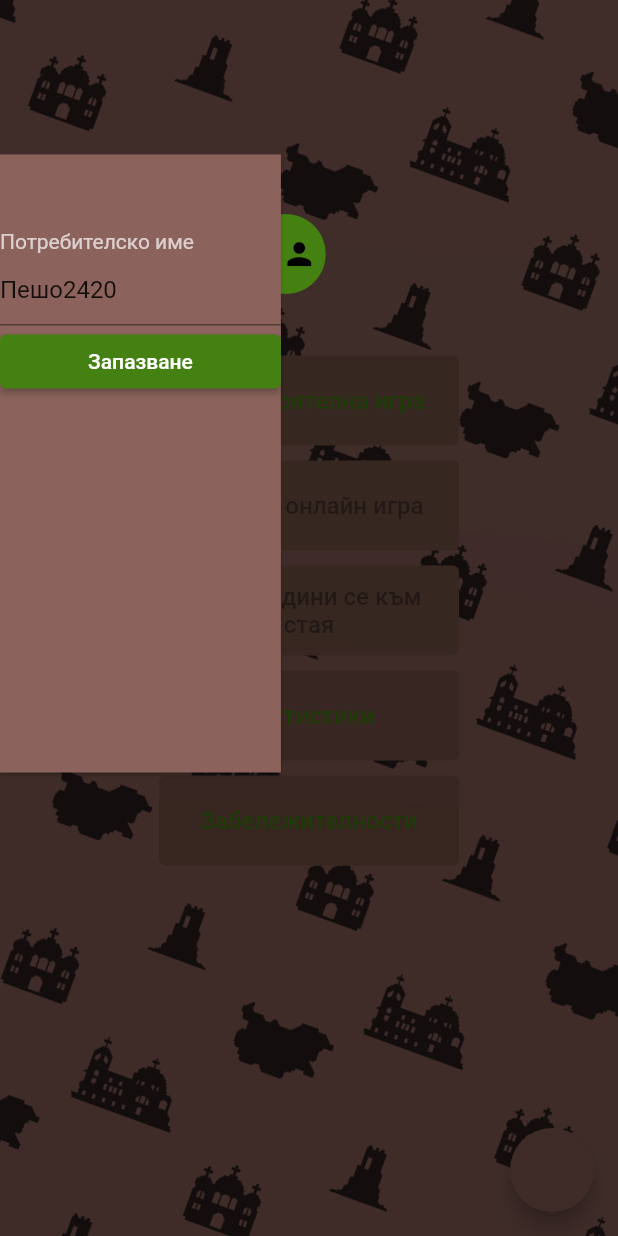
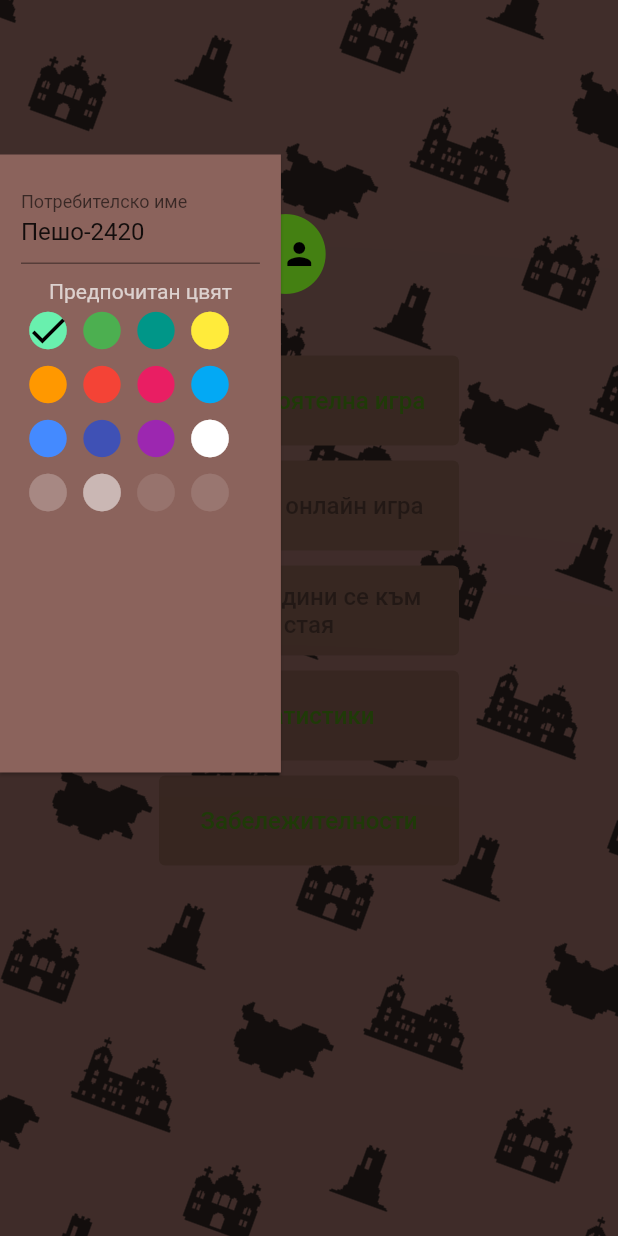
Before and after one commit to guess-bulgaria/guess_bulgaria, a Flutter app: the screen it shows after launch, after a tap on the "circle" icon, on a phone screen of 412 x 824 dp. Run offline on Flutter 3.47's test engine with Material 2 defaults, Android fonts, the phone set to English and light mode, and no system bars; our stand-ins replace dio, flutter_dotenv, flutter_mobx, google_fonts, mobx, scrollable_positioned_list and 2 more; missing offline and left inert: mapbox_gl; network calls fail.

Commit message:
Default color selector

```diff
--- /dev/null
+++ b/lib/components/color_picker.dart
@@ -0,0 +1,64 @@
+import 'package:flutter/material.dart';
+import 'package:guess_bulgaria/configs/player_colors.dart';
+
+class ColorPicker extends StatefulWidget {
+  final int colorsPerRow;
+  final double iconSize;
+  final double iconMargin;
+  final int selectedColor;
+  final String title;
+  final Function onColorChange;
+
+  const ColorPicker({
+    Key? key,
+    required this.selectedColor,
+    required this.onColorChange,
+    this.title = "Избери цвят",
+    this.colorsPerRow = 4,
+    this.iconMargin = 2,
+    this.iconSize = 30.0,
+  }) : super(key: key);
+
+  @override
+  State<ColorPicker> createState() => _ColorPickerState();
+}
+
+class _ColorPickerState extends State<ColorPicker> {
+  @override
+  Widget build(BuildContext context) {
+    final colors = PlayerColors.colors;
+    return Column(
+      children: [
+        Text(widget.title),
+        for (int row = 0;
+            row < (colors.length / widget.colorsPerRow).ceil();
+            row++)
+          Row(
+            children: [
+              for (int i = 0 + (row * widget.colorsPerRow);
+                  i < ((row + 1) * widget.colorsPerRow) && i < colors.length;
+                  i++)
+                Container(
+                  padding: EdgeInsets.all(widget.iconMargin),
+                  child: i == widget.selectedColor
+                      ? Stack(children: [
+                          Icon(Icons.circle,
+                              color: colors[i], size: widget.iconSize),
+                          Icon(Icons.check,
+                              color: Colors.black, size: widget.iconSize)
+                        ])
+                      : InkWell(
+                          hoverColor: Colors.transparent,
+                          splashColor: Colors.transparent,
+                          highlightColor: Colors.transparent,
+                          onTap: () => widget.onColorChange(i),
+                          child: Icon(Icons.circle,
+                              color: colors[i], size: widget.iconSize),
+                        ),
+                )
+            ],
+          )
+      ],
+    );
+  }
+}
--- a/lib/pages/main_page.dart
+++ b/lib/pages/main_page.dart
@@ -1,5 +1,6 @@
 import 'package:flutter/material.dart';
 import 'package:flutter_mobx/flutter_mobx.dart';
+import 'package:guess_bulgaria/components/color_picker.dart';
 import 'package:guess_bulgaria/components/navigation_button.dart';
 import 'package:guess_bulgaria/components/scrolling_background.dart';
 import 'package:guess_bulgaria/pages/join_lobby_screen.dart';
@@ -109,14 +110,12 @@ class _MainPageState extends State<MainPage> {
           ],
         ),
       ),
-      floatingActionButton: Builder(builder: (context) {
-        return FloatingActionButton(
-          onPressed: () =>
-              Scaffold.of(context).openDrawer(), // <-- Opens drawer.
-        );
-      }),
       onDrawerChanged: (isOpen) {
-        if (isOpen) usernameController.text = UserData.username;
+        if (isOpen) {
+          usernameController.text = UserData.username;
+        } else {
+          setUsername();
+        }
       },
       drawerEnableOpenDragGesture: false,
       drawer: Container(
@@ -141,12 +140,23 @@ class _MainPageState extends State<MainPage> {
                 backgroundColor: Theme.of(context).colorScheme.secondary,
                 elevation: 1,
                 child: ListView(
+                  padding: const EdgeInsets.all(14),
                   children: [
-                    const SizedBox(height: 50),
-                    const Text('Потребителско име'),
-                    TextFormField(controller: usernameController),
-                    ElevatedButton(
-                        onPressed: setUsername, child: const Text('Запазване')),
+                    TextFormField(
+                      controller: usernameController,
+                      decoration: const InputDecoration(
+                        labelText: "Потребителско име",
+                      ),
+                    ),
+                    Container(
+                      margin: const EdgeInsets.only(top: 10),
+                      child: ColorPicker(
+                        iconMargin: 3,
+                        selectedColor: UserData.defaultColor,
+                        title: "Предпочитан цвят",
+                        onColorChange: setDefaultColor,
+                      ),
+                    )
                   ],
                 ),
               ),
@@ -157,7 +167,14 @@ class _MainPageState extends State<MainPage> {
     );
   }
 
+  void setDefaultColor(int i) async {
+    await UserData().setDefaultColor(i);
+    setState(() => {});
+  }
+
   void setUsername() {
-    UserData().setUsername(usernameController.text);
+    if (usernameController.text.isNotEmpty) {
+      UserData().setUsername(usernameController.text);
+    }
   }
 }
--- a/lib/services/ws_service.dart
+++ b/lib/services/ws_service.dart
@@ -75,6 +75,7 @@ class WSService {
       'type': type,
       'id': UserData.userId,
       'username': UserData.username,
+      'color': UserData.defaultColor,
       ...(data ?? {})
     };
     _lastMessage = data;
--- a/lib/storage/user_data.dart
+++ b/lib/storage/user_data.dart
@@ -4,14 +4,19 @@ import 'package:guess_bulgaria/services/user_service.dart';
 import 'package:shared_preferences/shared_preferences.dart';
 
 class UserData {
+  static const _userIdKey = "id";
   static var _userId = "";
+  static const _usernameKey = "username";
+  static var _username = "";
+  static const _defaultColorKey = "defaultColor";
+  static var _defaultColor = 0;
   static PlayerStatsModel stats = PlayerStatsModel();
 
+  static String get username => _username;
+
+  static int get defaultColor => _defaultColor;
+
   static String get userId => _userId;
-
-  static var _username = "";
-
-  static String get username => _username;
 
   SharedPreferences? _prefs;
 
@@ -23,23 +28,23 @@ class UserData {
   Future<void> setupUserId() async {
     if (_userId != "") return;
 
-    _userId = await _getPrefString("id") ?? "";
+    _userId = await _getPrefString(_userIdKey) ?? "";
     if (_userId != "") return;
 
     try {
       var response = await UserService.createUser();
       _userId = response.data["_id"];
-      await _setPrefString("id", _userId);
+      await _setPrefString(_userIdKey, _userId);
     } catch (_) {}
   }
 
   Future<void> setUsername(String username) {
     _username = username;
-    return _setPrefString("username", username);
+    return _setPrefString(_usernameKey, username);
   }
 
   Future<void> loadUsername() async {
-    var storedUsername = await _getPrefString("username");
+    var storedUsername = await _getPrefString(_usernameKey);
     if (storedUsername != null && storedUsername.isNotEmpty) {
       _username = storedUsername;
     } else {
@@ -48,20 +53,44 @@ class UserData {
     }
   }
 
+  Future<void> setDefaultColor(int color) {
+    _defaultColor = color;
+    return _setPrefInt(_defaultColorKey, _defaultColor);
+  }
+
+  Future<void> loadDefaultColor() async {
+    var storedDefaultColor = await _getPrefInt(_defaultColorKey);
+    if (storedDefaultColor != null) {
+      _defaultColor = storedDefaultColor;
+    } else {
+      _defaultColor = 0;
+      await setDefaultColor(_defaultColor);
+    }
+  }
+
   String getRandomUsername() {
-    return 'Пешо${Random().nextInt(9000) + 1000}';
+    return 'Пешо-${Random().nextInt(9000) + 1000}';
   }
 
   Future<void> setupUserData() async {
     await setupUserId();
     await loadUsername();
+    await loadDefaultColor();
   }
 
   Future<void> _setPrefString(String key, String value) async {
     await (await _getPrefs()).setString(key, value);
   }
 
+  Future<void> _setPrefInt(String key, int value) async {
+    await (await _getPrefs()).setInt(key, value);
+  }
+
   Future<String?> _getPrefString(String key) async {
     return (await _getPrefs()).getString(key);
   }
+
+  Future<int?> _getPrefInt(String key) async {
+    return (await _getPrefs()).getInt(key);
+  }
 }
```
